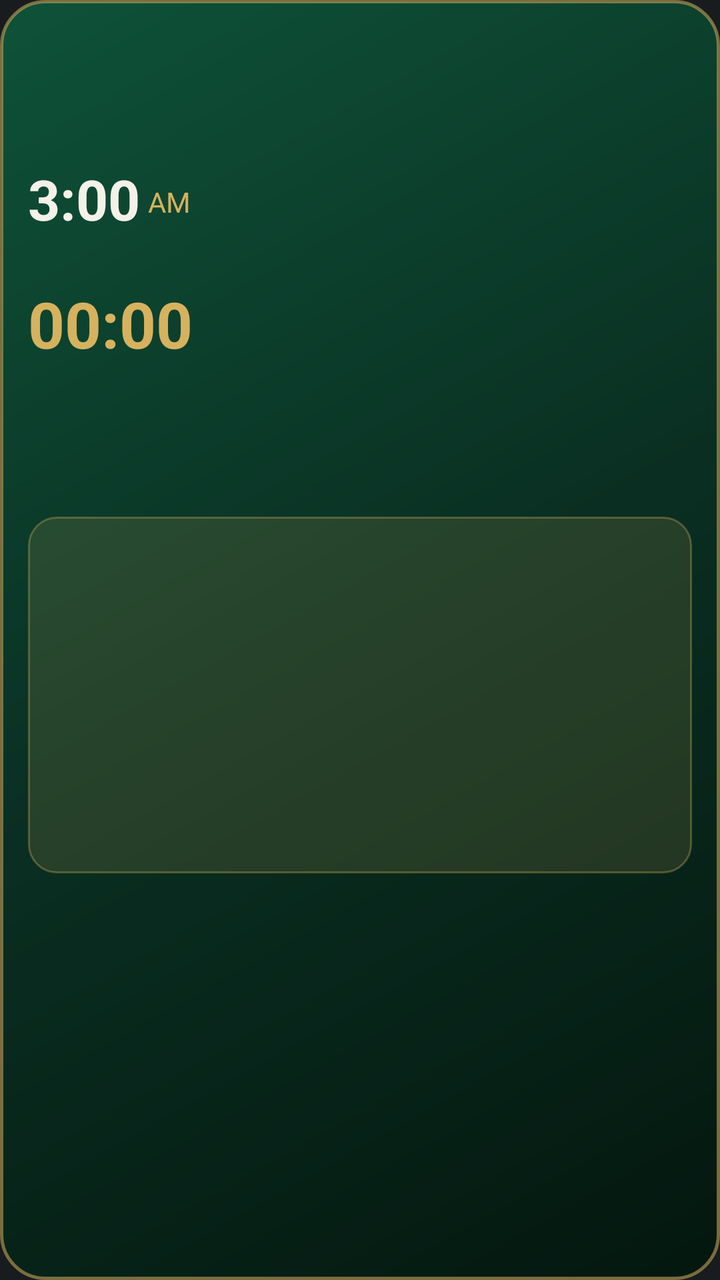
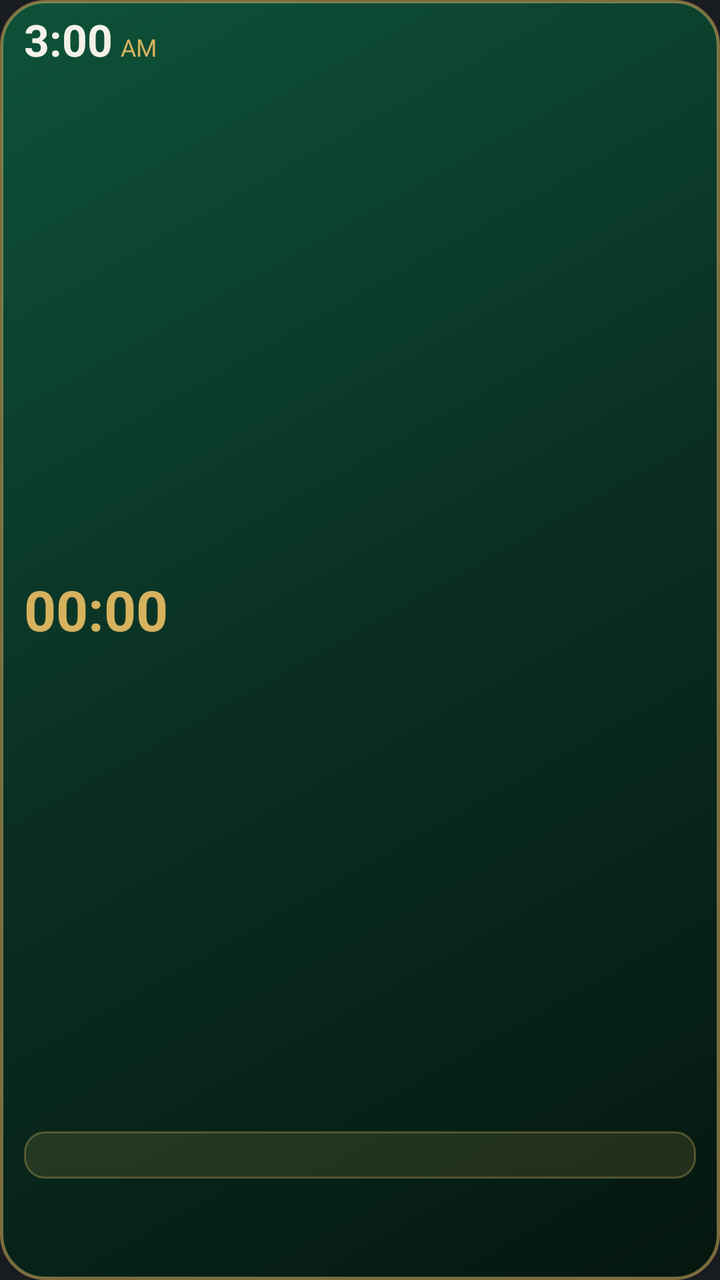

Before-and-after screenshots of an Android layout around one commit, followed by the original layout XML and the change that was made.
<!-- AndroidManifest.xml: application theme android:Theme.DeviceDefault.NoActionBar -->
<!-- res/layout/widget.xml -->
<?xml version="1.0" encoding="utf-8"?>
<LinearLayout xmlns:android="http://schemas.android.com/apk/res/android"
    android:id="@+id/wroot"
    android:layout_width="match_parent"
    android:layout_height="match_parent"
    android:orientation="vertical"
    android:layoutDirection="rtl"
    android:paddingStart="14dp"
    android:paddingEnd="14dp"
    android:paddingTop="12dp"
    android:paddingBottom="10dp"
    android:background="@drawable/widget_bg">

    
    <LinearLayout
        android:layout_width="match_parent"
        android:layout_height="0dp"
        android:layout_weight="1.35"
        android:orientation="horizontal"
        android:gravity="center_vertical">

        <LinearLayout
            android:layout_width="0dp"
            android:layout_height="wrap_content"
            android:layout_weight="1"
            android:orientation="vertical">
            <TextView
                android:id="@+id/wcity"
                android:layout_width="wrap_content"
                android:layout_height="wrap_content"
                android:textColor="#A9C2B4"
                android:textSize="15sp"
                android:ellipsize="end"
                android:singleLine="true" />
            <TextView
                android:id="@+id/wnext"
                android:layout_width="wrap_content"
                android:layout_height="wrap_content"
                android:textColor="#D6B25E"
                android:textSize="36sp"
                android:textStyle="bold"
                android:singleLine="true" />
            <TextView
                android:id="@+id/wat"
                android:layout_width="wrap_content"
                android:layout_height="wrap_content"
                android:textColor="#F4F1E8"
                android:textSize="16sp"
                android:singleLine="true" />
        </LinearLayout>

        <LinearLayout
            android:layout_width="wrap_content"
            android:layout_height="wrap_content"
            android:orientation="vertical"
            android:gravity="end">
            <LinearLayout
                android:layout_width="wrap_content"
                android:layout_height="wrap_content"
                android:orientation="horizontal"
                android:layoutDirection="ltr"
                android:gravity="bottom">
                <TextClock
                    android:id="@+id/wclk"
                    android:layout_width="wrap_content"
                    android:layout_height="wrap_content"
                    android:format12Hour="h:mm"
                    android:format24Hour="h:mm"
                    android:timeZone="GMT+03:00"
                    android:textColor="#F4F1E8"
                    android:textSize="28sp"
                    android:textStyle="bold" />
                <TextClock
                    android:id="@+id/wap"
                    android:layout_width="wrap_content"
                    android:layout_height="wrap_content"
                    android:layout_marginStart="4dp"
                    android:layout_marginBottom="4dp"
                    android:format12Hour="a"
                    android:format24Hour="a"
                    android:timeZone="GMT+03:00"
                    android:textColor="#D6B25E"
                    android:textSize="14sp" />
            </LinearLayout>
            <TextView
                android:id="@+id/wlab"
                android:layout_width="wrap_content"
                android:layout_height="wrap_content"
                android:layout_marginTop="3dp"
                android:textColor="#A9C2B4"
                android:textSize="14sp" />
            <Chronometer
                android:id="@+id/wcd"
                android:layout_width="wrap_content"
                android:layout_height="wrap_content"
                android:layoutDirection="ltr"
                android:textColor="#D6B25E"
                android:textSize="32sp"
                android:textStyle="bold" />
            <TextView
                android:id="@+id/wcdt"
                android:layout_width="wrap_content"
                android:layout_height="wrap_content"
                android:textColor="#D6B25E"
                android:textSize="26sp"
                android:textStyle="bold"
                android:visibility="gone" />
        </LinearLayout>
    </LinearLayout>

    
    <LinearLayout
        android:id="@+id/wtip"
        android:layout_width="match_parent"
        android:layout_height="0dp"
        android:layout_weight="1"
        android:orientation="vertical"
        android:gravity="center_vertical"
        android:layout_marginTop="6dp"
        android:layout_marginBottom="6dp"
        android:paddingStart="12dp"
        android:paddingEnd="12dp"
        android:paddingTop="6dp"
        android:paddingBottom="6dp"
        android:background="@drawable/tip_bg">
        <TextView
            android:id="@+id/wtl"
            android:layout_width="wrap_content"
            android:layout_height="wrap_content"
            android:textColor="#D6B25E"
            android:textSize="15sp"
            android:textStyle="bold"
            android:singleLine="true" />
        <TextView
            android:id="@+id/wtx"
            android:layout_width="match_parent"
            android:layout_height="wrap_content"
            android:layout_marginTop="2dp"
            android:textColor="#F4F1E8"
            android:textSize="15sp"
            android:maxLines="3"
            android:ellipsize="end" />
    </LinearLayout>

    
    <LinearLayout
        android:layout_width="match_parent"
        android:layout_height="0dp"
        android:layout_weight="1.05"
        android:orientation="horizontal"
        android:weightSum="5">
        <LinearLayout android:id="@+id/c0" android:layout_width="0dp" android:layout_height="match_parent" android:layout_weight="1" android:layout_margin="2dp" android:orientation="vertical" android:gravity="center">
            <TextView android:id="@+id/n0" android:layout_width="wrap_content" android:layout_height="wrap_content" android:textColor="#A9C2B4" android:textSize="14sp" android:singleLine="true" />
            <TextView android:id="@+id/t0" android:layout_width="wrap_content" android:layout_height="wrap_content" android:layout_marginTop="2dp" android:textColor="#F4F1E8" android:textSize="15sp" android:textStyle="bold" android:singleLine="true" />
        </LinearLayout>
        <LinearLayout android:id="@+id/c1" android:layout_width="0dp" android:layout_height="match_parent" android:layout_weight="1" android:layout_margin="2dp" android:orientation="vertical" android:gravity="center">
            <TextView android:id="@+id/n1" android:layout_width="wrap_content" android:layout_height="wrap_content" android:textColor="#A9C2B4" android:textSize="14sp" android:singleLine="true" />
            <TextView android:id="@+id/t1" android:layout_width="wrap_content" android:layout_height="wrap_content" android:layout_marginTop="2dp" android:textColor="#F4F1E8" android:textSize="15sp" android:textStyle="bold" android:singleLine="true" />
        </LinearLayout>
        <LinearLayout android:id="@+id/c2" android:layout_width="0dp" android:layout_height="match_parent" android:layout_weight="1" android:layout_margin="2dp" android:orientation="vertical" android:gravity="center">
            <TextView android:id="@+id/n2" android:layout_width="wrap_content" android:layout_height="wrap_content" android:textColor="#A9C2B4" android:textSize="14sp" android:singleLine="true" />
            <TextView android:id="@+id/t2" android:layout_width="wrap_content" android:layout_height="wrap_content" android:layout_marginTop="2dp" android:textColor="#F4F1E8" android:textSize="15sp" android:textStyle="bold" android:singleLine="true" />
        </LinearLayout>
        <LinearLayout android:id="@+id/c3" android:layout_width="0dp" android:layout_height="match_parent" android:layout_weight="1" android:layout_margin="2dp" android:orientation="vertical" android:gravity="center">
            <TextView android:id="@+id/n3" android:layout_width="wrap_content" android:layout_height="wrap_content" android:textColor="#A9C2B4" android:textSize="14sp" android:singleLine="true" />
            <TextView android:id="@+id/t3" android:layout_width="wrap_content" android:layout_height="wrap_content" android:layout_marginTop="2dp" android:textColor="#F4F1E8" android:textSize="15sp" android:textStyle="bold" android:singleLine="true" />
        </LinearLayout>
        <LinearLayout android:id="@+id/c4" android:layout_width="0dp" android:layout_height="match_parent" android:layout_weight="1" android:layout_margin="2dp" android:orientation="vertical" android:gravity="center">
            <TextView android:id="@+id/n4" android:layout_width="wrap_content" android:layout_height="wrap_content" android:textColor="#A9C2B4" android:textSize="14sp" android:singleLine="true" />
            <TextView android:id="@+id/t4" android:layout_width="wrap_content" android:layout_height="wrap_content" android:layout_marginTop="2dp" android:textColor="#F4F1E8" android:textSize="15sp" android:textStyle="bold" android:singleLine="true" />
        </LinearLayout>
    </LinearLayout>
</LinearLayout>
<!-- resources referenced by this layout -->
<resources>
  <!-- drawable tip_bg (drawable) -->
  <?xml version="1.0" encoding="utf-8"?>
  <shape xmlns:android="http://schemas.android.com/apk/res/android" android:shape="rectangle">
      <solid android:color="#22D6B25E" />
      <stroke android:width="1dp" android:color="#55D6B25E" />
      <corners android:radius="14dp" />
  </shape>
  <!-- drawable widget_bg (drawable) -->
  <?xml version="1.0" encoding="utf-8"?>
  <shape xmlns:android="http://schemas.android.com/apk/res/android" android:shape="rectangle">
      <gradient android:startColor="#0E5239" android:centerColor="#0A2F22" android:endColor="#04170F" android:angle="315" />
      <stroke android:width="1.5dp" android:color="#88D6B25E" />
      <corners android:radius="22dp" />
  </shape>
</resources>

<!-- the commit's change to res/layout/widget.xml (unified diff, before → after) -->
@@ -5,39 +5,76 @@
     android:layout_height="match_parent"
     android:orientation="vertical"
     android:layoutDirection="rtl"
-    android:paddingStart="14dp"
-    android:paddingEnd="14dp"
-    android:paddingTop="12dp"
-    android:paddingBottom="10dp"
+    android:paddingStart="12dp"
+    android:paddingEnd="12dp"
+    android:paddingTop="8dp"
+    android:paddingBottom="6dp"
     android:background="@drawable/widget_bg">
 
     
     <LinearLayout
         android:layout_width="match_parent"
-        android:layout_height="0dp"
-        android:layout_weight="1.35"
+        android:layout_height="wrap_content"
         android:orientation="horizontal"
         android:gravity="center_vertical">
+        <TextView
+            android:id="@+id/wcity"
+            android:layout_width="0dp"
+            android:layout_height="wrap_content"
+            android:layout_weight="1"
+            android:textColor="#A9C2B4"
+            android:textSize="14sp"
+            android:ellipsize="end"
+            android:singleLine="true" />
+        <LinearLayout
+            android:layout_width="wrap_content"
+            android:layout_height="wrap_content"
+            android:orientation="horizontal"
+            android:layoutDirection="ltr"
+            android:gravity="bottom">
+            <TextClock
+                android:id="@+id/wclk"
+                android:layout_width="wrap_content"
+                android:layout_height="wrap_content"
+                android:includeFontPadding="false"
+                android:format12Hour="h:mm"
+                android:format24Hour="h:mm"
+                android:timeZone="GMT+03:00"
+                android:textColor="#F4F1E8"
+                android:textSize="22sp"
+                android:textStyle="bold" />
+            <TextClock
+                android:id="@+id/wap"
+                android:layout_width="wrap_content"
+                android:layout_height="wrap_content"
+                android:layout_marginStart="4dp"
+                android:includeFontPadding="false"
+                android:format12Hour="a"
+                android:format24Hour="a"
+                android:timeZone="GMT+03:00"
+                android:textColor="#D6B25E"
+                android:textSize="12sp" />
+        </LinearLayout>
+    </LinearLayout>
 
+    
+    <LinearLayout
+        android:layout_width="match_parent"
+        android:layout_height="0dp"
+        android:layout_weight="1"
+        android:orientation="horizontal"
+        android:gravity="center_vertical">
         <LinearLayout
             android:layout_width="0dp"
             android:layout_height="wrap_content"
             android:layout_weight="1"
             android:orientation="vertical">
             <TextView
-                android:id="@+id/wcity"
-                android:layout_width="wrap_content"
-                android:layout_height="wrap_content"
-                android:textColor="#A9C2B4"
-                android:textSize="15sp"
-                android:ellipsize="end"
-                android:singleLine="true" />
-            <TextView
                 android:id="@+id/wnext"
                 android:layout_width="wrap_content"
                 android:layout_height="wrap_content"
                 android:textColor="#D6B25E"
-                android:textSize="36sp"
+                android:textSize="30sp"
                 android:textStyle="bold"
                 android:singleLine="true" />
             <TextView
@@ -45,64 +82,36 @@
                 android:layout_width="wrap_content"
                 android:layout_height="wrap_content"
                 android:textColor="#F4F1E8"
-                android:textSize="16sp"
+                android:textSize="14sp"
                 android:singleLine="true" />
         </LinearLayout>
-
         <LinearLayout
             android:layout_width="wrap_content"
             android:layout_height="wrap_content"
             android:orientation="vertical"
             android:gravity="end">
-            <LinearLayout
-                android:layout_width="wrap_content"
-                android:layout_height="wrap_content"
-                android:orientation="horizontal"
-                android:layoutDirection="ltr"
-                android:gravity="bottom">
-                <TextClock
-                    android:id="@+id/wclk"
-                    android:layout_width="wrap_content"
-                    android:layout_height="wrap_content"
-                    android:format12Hour="h:mm"
-                    android:format24Hour="h:mm"
-                    android:timeZone="GMT+03:00"
-                    android:textColor="#F4F1E8"
-                    android:textSize="28sp"
-                    android:textStyle="bold" />
-                <TextClock
-                    android:id="@+id/wap"
-                    android:layout_width="wrap_content"
-                    android:layout_height="wrap_content"
-                    android:layout_marginStart="4dp"
-                    android:layout_marginBottom="4dp"
-                    android:format12Hour="a"
-                    android:format24Hour="a"
-                    android:timeZone="GMT+03:00"
-                    android:textColor="#D6B25E"
-                    android:textSize="14sp" />
-            </LinearLayout>
             <TextView
                 android:id="@+id/wlab"
                 android:layout_width="wrap_content"
                 android:layout_height="wrap_content"
-                android:layout_marginTop="3dp"
                 android:textColor="#A9C2B4"
-                android:textSize="14sp" />
+                android:textSize="12sp"
+                android:singleLine="true" />
             <Chronometer
                 android:id="@+id/wcd"
                 android:layout_width="wrap_content"
                 android:layout_height="wrap_content"
+                android:includeFontPadding="false"
                 android:layoutDirection="ltr"
                 android:textColor="#D6B25E"
-                android:textSize="32sp"
+                android:textSize="28sp"
                 android:textStyle="bold" />
             <TextView
                 android:id="@+id/wcdt"
                 android:layout_width="wrap_content"
                 android:layout_height="wrap_content"
                 android:textColor="#D6B25E"
-                android:textSize="26sp"
+                android:textSize="22sp"
                 android:textStyle="bold"
                 android:visibility="gone" />
         </LinearLayout>
@@ -112,62 +121,62 @@
     <LinearLayout
         android:id="@+id/wtip"
         android:layout_width="match_parent"
-        android:layout_height="0dp"
-        android:layout_weight="1"
-        android:orientation="vertical"
+        android:layout_height="wrap_content"
+        android:orientation="horizontal"
         android:gravity="center_vertical"
-        android:layout_marginTop="6dp"
-        android:layout_marginBottom="6dp"
-        android:paddingStart="12dp"
-        android:paddingEnd="12dp"
-        android:paddingTop="6dp"
-        android:paddingBottom="6dp"
+        android:layout_marginTop="3dp"
+        android:layout_marginBottom="4dp"
+        android:paddingStart="10dp"
+        android:paddingEnd="10dp"
+        android:paddingTop="3dp"
+        android:paddingBottom="3dp"
         android:background="@drawable/tip_bg">
         <TextView
             android:id="@+id/wtl"
             android:layout_width="wrap_content"
             android:layout_height="wrap_content"
             android:textColor="#D6B25E"
-            android:textSize="15sp"
+            android:textSize="13sp"
             android:textStyle="bold"
             android:singleLine="true" />
         <TextView
             android:id="@+id/wtx"
-            android:layout_width="match_parent"
+            android:layout_width="0dp"
             android:layout_height="wrap_content"
-            android:layout_marginTop="2dp"
+            android:layout_weight="1"
+            android:layout_marginStart="8dp"
             android:textColor="#F4F1E8"
-            android:textSize="15sp"
-            android:maxLines="3"
+            android:textSize="13sp"
+            android:lineSpacingMultiplier="0.9"
+            android:maxLines="2"
             android:ellipsize="end" />
     </LinearLayout>
 
     
     <LinearLayout
         android:layout_width="match_parent"
-        android:layout_height="0dp"
-        android:layout_weight="1.05"
+        android:layout_height="wrap_content"
         android:orientation="horizontal"
         android:weightSum="5">
-        <LinearLayout android:id="@+id/c0" android:layout_width="0dp" android:layout_height="match_parent" android:layout_weight="1" android:layout_margin="2dp" android:orientation="vertical" android:gravity="center">
-            <TextView android:id="@+id/n0" android:layout_width="wrap_content" android:layout_height="wrap_content" android:textColor="#A9C2B4" android:textSize="14sp" android:singleLine="true" />
-            <TextView android:id="@+id/t0" android:layout_width="wrap_content" android:layout_height="wrap_content" android:layout_marginTop="2dp" android:textColor="#F4F1E8" android:textSize="15sp" android:textStyle="bold" android:singleLine="true" />
+        <LinearLayout android:id="@+id/c0" android:layout_width="0dp" android:layout_height="wrap_content" android:layout_weight="1" android:layout_margin="1dp" android:paddingTop="3dp" android:paddingBottom="3dp" android:orientation="vertical" android:gravity="center">
+            <TextView android:id="@+id/n0" android:layout_width="wrap_content" android:layout_height="wrap_content" android:textColor="#A9C2B4" android:textSize="12sp" android:singleLine="true" />
+            <TextView android:id="@+id/t0" android:layout_width="wrap_content" android:layout_height="wrap_content" android:includeFontPadding="false" android:layout_marginTop="1dp" android:textColor="#F4F1E8" android:textSize="13sp" android:textStyle="bold" android:singleLine="true" />
         </LinearLayout>
-        <LinearLayout android:id="@+id/c1" android:layout_width="0dp" android:layout_height="match_parent" android:layout_weight="1" android:layout_margin="2dp" android:orientation="vertical" android:gravity="center">
-            <TextView android:id="@+id/n1" android:layout_width="wrap_content" android:layout_height="wrap_content" android:textColor="#A9C2B4" android:textSize="14sp" android:singleLine="true" />
-            <TextView android:id="@+id/t1" android:layout_width="wrap_content" android:layout_height="wrap_content" android:layout_marginTop="2dp" android:textColor="#F4F1E8" android:textSize="15sp" android:textStyle="bold" android:singleLine="true" />
+        <LinearLayout android:id="@+id/c1" android:layout_width="0dp" android:layout_height="wrap_content" android:layout_weight="1" android:layout_margin="1dp" android:paddingTop="3dp" android:paddingBottom="3dp" android:orientation="vertical" android:gravity="center">
+            <TextView android:id="@+id/n1" android:layout_width="wrap_content" android:layout_height="wrap_content" android:textColor="#A9C2B4" android:textSize="12sp" android:singleLine="true" />
+            <TextView android:id="@+id/t1" android:layout_width="wrap_content" android:layout_height="wrap_content" android:includeFontPadding="false" android:layout_marginTop="1dp" android:textColor="#F4F1E8" android:textSize="13sp" android:textStyle="bold" android:singleLine="true" />
         </LinearLayout>
-        <LinearLayout android:id="@+id/c2" android:layout_width="0dp" android:layout_height="match_parent" android:layout_weight="1" android:layout_margin="2dp" android:orientation="vertical" android:gravity="center">
-            <TextView android:id="@+id/n2" android:layout_width="wrap_content" android:layout_height="wrap_content" android:textColor="#A9C2B4" android:textSize="14sp" android:singleLine="true" />
-            <TextView android:id="@+id/t2" android:layout_width="wrap_content" android:layout_height="wrap_content" android:layout_marginTop="2dp" android:textColor="#F4F1E8" android:textSize="15sp" android:textStyle="bold" android:singleLine="true" />
+        <LinearLayout android:id="@+id/c2" android:layout_width="0dp" android:layout_height="wrap_content" android:layout_weight="1" android:layout_margin="1dp" android:paddingTop="3dp" android:paddingBottom="3dp" android:orientation="vertical" android:gravity="center">
+            <TextView android:id="@+id/n2" android:layout_width="wrap_content" android:layout_height="wrap_content" android:textColor="#A9C2B4" android:textSize="12sp" android:singleLine="true" />
+            <TextView android:id="@+id/t2" android:layout_width="wrap_content" android:layout_height="wrap_content" android:includeFontPadding="false" android:layout_marginTop="1dp" android:textColor="#F4F1E8" android:textSize="13sp" android:textStyle="bold" android:singleLine="true" />
         </LinearLayout>
-        <LinearLayout android:id="@+id/c3" android:layout_width="0dp" android:layout_height="match_parent" android:layout_weight="1" android:layout_margin="2dp" android:orientation="vertical" android:gravity="center">
-            <TextView android:id="@+id/n3" android:layout_width="wrap_content" android:layout_height="wrap_content" android:textColor="#A9C2B4" android:textSize="14sp" android:singleLine="true" />
-            <TextView android:id="@+id/t3" android:layout_width="wrap_content" android:layout_height="wrap_content" android:layout_marginTop="2dp" android:textColor="#F4F1E8" android:textSize="15sp" android:textStyle="bold" android:singleLine="true" />
+        <LinearLayout android:id="@+id/c3" android:layout_width="0dp" android:layout_height="wrap_content" android:layout_weight="1" android:layout_margin="1dp" android:paddingTop="3dp" android:paddingBottom="3dp" android:orientation="vertical" android:gravity="center">
+            <TextView android:id="@+id/n3" android:layout_width="wrap_content" android:layout_height="wrap_content" android:textColor="#A9C2B4" android:textSize="12sp" android:singleLine="true" />
+            <TextView android:id="@+id/t3" android:layout_width="wrap_content" android:layout_height="wrap_content" android:includeFontPadding="false" android:layout_marginTop="1dp" android:textColor="#F4F1E8" android:textSize="13sp" android:textStyle="bold" android:singleLine="true" />
         </LinearLayout>
-        <LinearLayout android:id="@+id/c4" android:layout_width="0dp" android:layout_height="match_parent" android:layout_weight="1" android:layout_margin="2dp" android:orientation="vertical" android:gravity="center">
-            <TextView android:id="@+id/n4" android:layout_width="wrap_content" android:layout_height="wrap_content" android:textColor="#A9C2B4" android:textSize="14sp" android:singleLine="true" />
-            <TextView android:id="@+id/t4" android:layout_width="wrap_content" android:layout_height="wrap_content" android:layout_marginTop="2dp" android:textColor="#F4F1E8" android:textSize="15sp" android:textStyle="bold" android:singleLine="true" />
+        <LinearLayout android:id="@+id/c4" android:layout_width="0dp" android:layout_height="wrap_content" android:layout_weight="1" android:layout_margin="1dp" android:paddingTop="3dp" android:paddingBottom="3dp" android:orientation="vertical" android:gravity="center">
+            <TextView android:id="@+id/n4" android:layout_width="wrap_content" android:layout_height="wrap_content" android:textColor="#A9C2B4" android:textSize="12sp" android:singleLine="true" />
+            <TextView android:id="@+id/t4" android:layout_width="wrap_content" android:layout_height="wrap_content" android:includeFontPadding="false" android:layout_marginTop="1dp" android:textColor="#F4F1E8" android:textSize="13sp" android:textStyle="bold" android:singleLine="true" />
         </LinearLayout>
     </LinearLayout>
 </LinearLayout>
<!-- resource entries referenced after the edit -->
@@ -5,7 +5,7 @@
   <shape xmlns:android="http://schemas.android.com/apk/res/android" android:shape="rectangle">
       <solid android:color="#22D6B25E" />
       <stroke android:width="1dp" android:color="#55D6B25E" />
-      <corners android:radius="14dp" />
+      <corners android:radius="10dp" />
   </shape>
   <!-- drawable widget_bg (drawable) -->
   <?xml version="1.0" encoding="utf-8"?>
